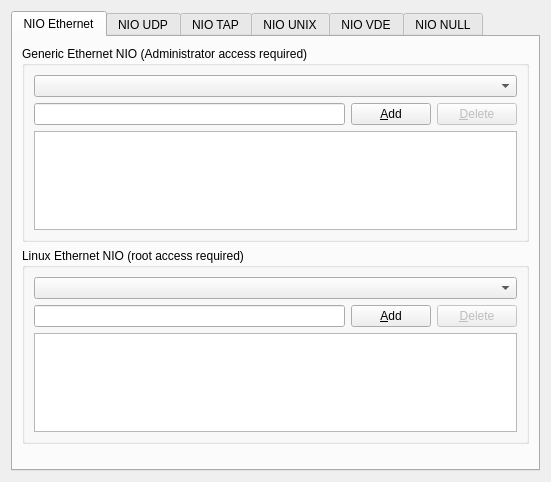
Above: src/GNS3/Ui/ConfigurationPages/Form_CloudPage.ui from GNS3/gns3-legacy before the change. Below: the same form after it.
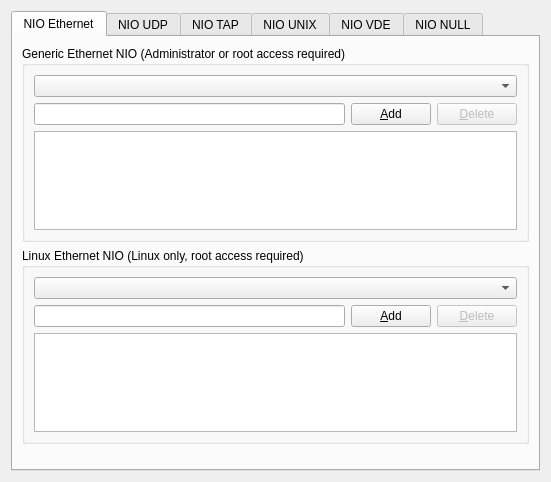
That is the form after the change.

Commit message: Reverted GUI limit to hide Linux options (VDE, NIO_Linux, KVM) due to usecase: Windows GUI + Linux server.

What changed in the file:
```diff
--- a/src/GNS3/Ui/ConfigurationPages/Form_CloudPage.ui
+++ b/src/GNS3/Ui/ConfigurationPages/Form_CloudPage.ui
@@ -27,7 +27,7 @@
        <item>
         <widget class="QGroupBox" name="groupBox">
          <property name="title">
-          <string>Generic Ethernet NIO (Administrator access required)</string>
+          <string>Generic Ethernet NIO (Administrator or root access required)</string>
          </property>
          <layout class="QGridLayout">
           <item row="0" column="0" colspan="3">
@@ -75,7 +75,7 @@
           </sizepolicy>
          </property>
          <property name="title">
-          <string>Linux Ethernet NIO (root access required)</string>
+          <string>Linux Ethernet NIO (Linux only, root access required)</string>
          </property>
          <layout class="QGridLayout">
           <item row="0" column="0" colspan="3">
```
The commit also changes 6 other files.
